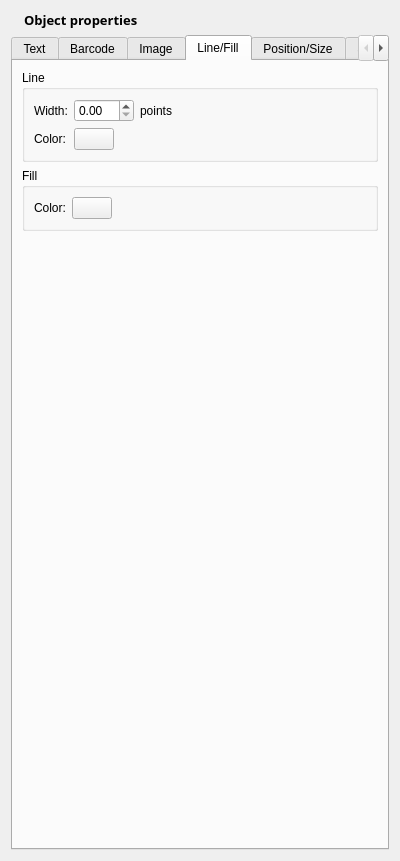
Qt form glabels/ui/ObjectEditor.ui (jimevins/glabels-qt) before a commit.
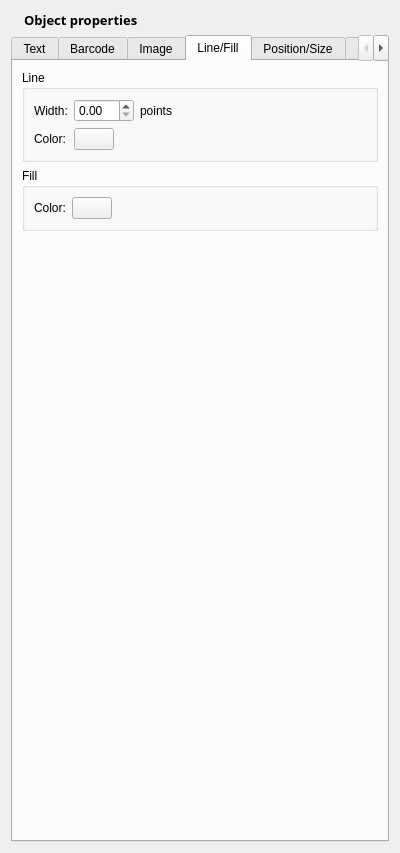
The same form after that commit. The open tabs and pages were chosen to show the change. Icons and pictures are not drawn. Custom widgets are drawn as their Qt base class.

Commit message: Hooked up line width spin box.

What changed in the file:
```diff
--- a/glabels/ui/ObjectEditor.ui
+++ b/glabels/ui/ObjectEditor.ui
@@ -7,7 +7,7 @@
     <x>0</x>
     <y>0</y>
     <width>400</width>
-    <height>861</height>
+    <height>853</height>
    </rect>
   </property>
   <property name="sizePolicy">
@@ -966,7 +966,7 @@
          <property name="sizeHint" stdset="0">
           <size>
            <width>20</width>
-           <height>578</height>
+           <height>570</height>
           </size>
          </property>
         </spacer>
```
Left out of the diff: 701 changed lines with no effect on the pictures. The commit also changes 3 other files.
